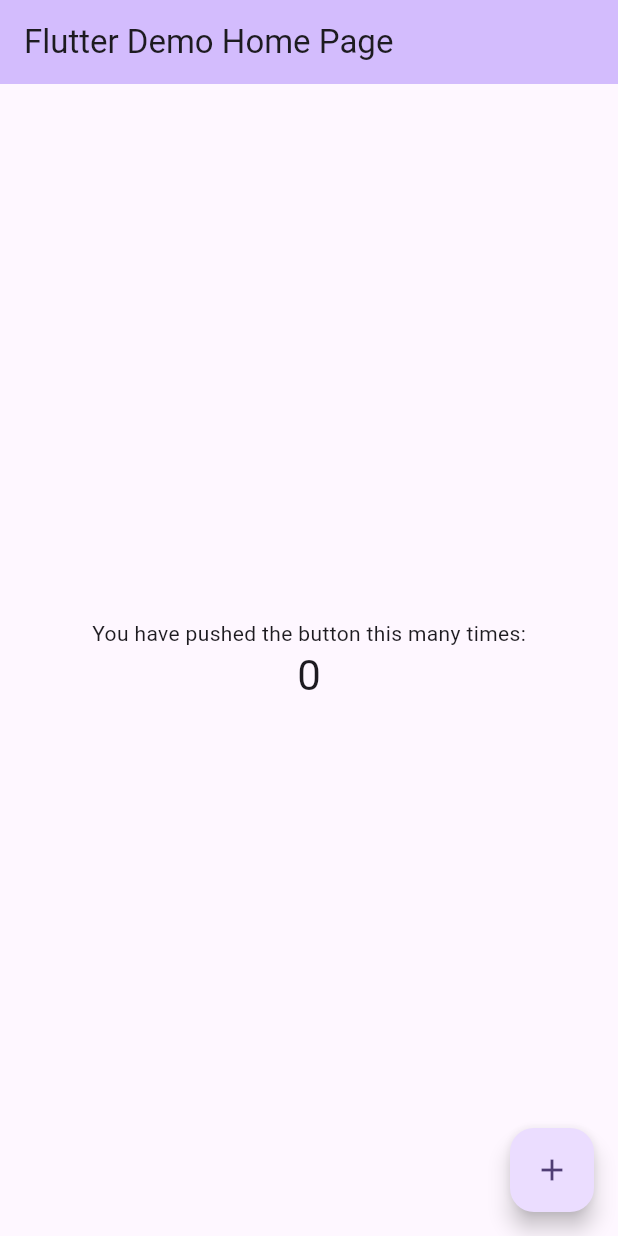
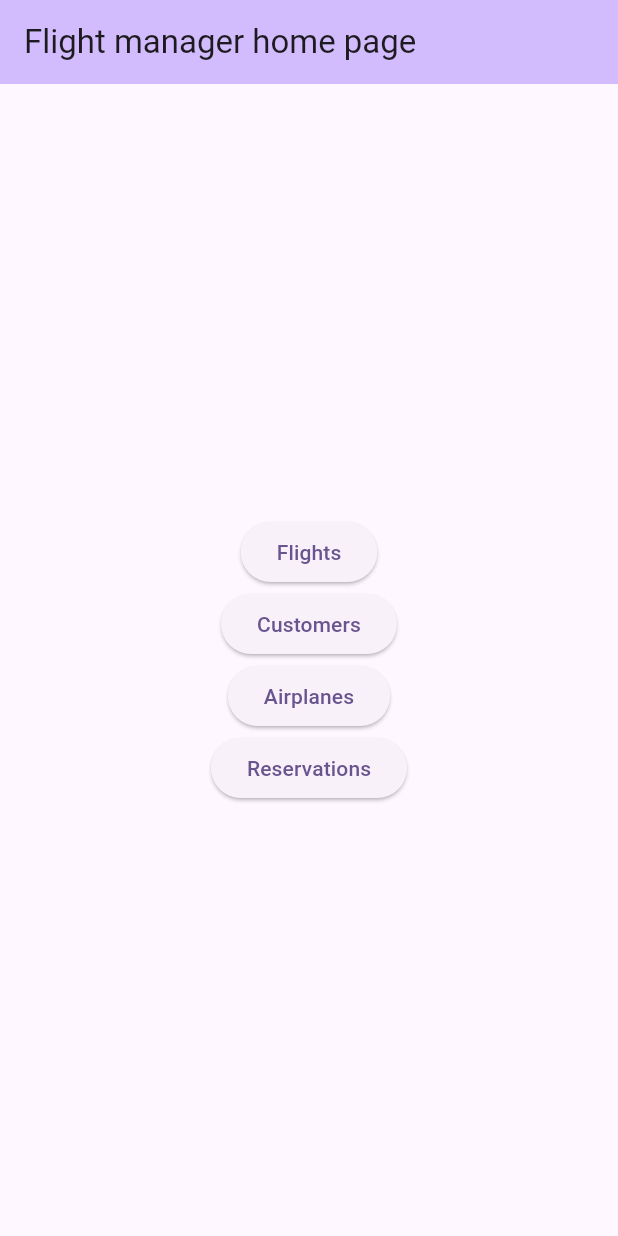
Before and after one commit to andreavisani/flight_manager, a Flutter app: the MyHomePage screen opened directly, on a phone screen of 412 x 824 dp. Run offline on Flutter 3.47's test engine with Material 3 defaults, Android fonts, the phone set to English and light mode, and no system bars; our stand-ins replace floor, sqflite; accounts and stored records are empty; generated files the repository leaves out were written again.

Commit message:
Added landing page, flight pages and created DB

```diff
--- /dev/null
+++ b/lib/Flight.dart
@@ -0,0 +1,23 @@
+import 'package:floor/floor.dart';
+import 'TypeConverter.dart';
+
+@entity
+@TypeConverters([DateTimeConverter])
+class Flight {
+  static int ID = 1;
+
+  @primaryKey
+  final int id;
+
+  final DateTime departureTime;
+  final DateTime arrivalTime;
+
+  final String departureCity;
+  final String destinationCity;
+
+  Flight(this.id, this.departureCity, this.destinationCity, this.departureTime, this.arrivalTime) {
+    if (id >= ID) {
+      ID = id + 1;
+    }
+  }
+}
--- /dev/null
+++ b/lib/FlightDAO.dart
@@ -0,0 +1,14 @@
+import 'package:flutter/cupertino.dart';
+
+import 'Flight.dart';
+import 'package:floor/floor.dart';
+
+@dao
+abstract class FlightDAO{
+
+  @insert
+  Future<void> insertFlight(Flight flight);
+
+  @delete
+  Future<int> deleteFlight(Flight flight);
+}
--- a/lib/main.dart
+++ b/lib/main.dart
@@ -1,4 +1,5 @@
 import 'package:flutter/material.dart';
+import 'FlightsPage.dart';
 
 void main() {
   runApp(const MyApp());
@@ -11,6 +12,12 @@
   @override
   Widget build(BuildContext context) {
     return MaterialApp(
+      //LIST OF ALL PAGES
+      routes: {
+        '/homePage': (context) => MyHomePage(title: 'Flight manager home page'),
+        '/flights': (context) => FlightsPage(),
+
+      },
       title: 'Flutter Demo',
       theme: ThemeData(
         // This is the theme of your application.
@@ -55,18 +62,6 @@
 }
 
 class _MyHomePageState extends State<MyHomePage> {
-  int _counter = 0;
-
-  void _incrementCounter() {
-    setState(() {
-      // This call to setState tells the Flutter framework that something has
-      // changed in this State, which causes it to rerun the build method below
-      // so that the display can reflect the updated values. If we changed
-      // _counter without calling setState(), then the build method would not be
-      // called again, and so nothing would appear to happen.
-      _counter++;
-    });
-  }
 
   @override
   Widget build(BuildContext context) {
@@ -105,21 +100,13 @@
           // wireframe for each widget.
           mainAxisAlignment: MainAxisAlignment.center,
           children: <Widget>[
-            const Text(
-              'You have pushed the button this many times:',
-            ),
-            Text(
-              '$_counter',
-              style: Theme.of(context).textTheme.headlineMedium,
-            ),
+            ElevatedButton(onPressed: () { Navigator.pushNamed(context, '/flights');} , child: Text("Flights"),),
+            ElevatedButton(onPressed: () {} , child: Text("Customers")),
+            ElevatedButton(onPressed: () {} , child: Text("Airplanes")),
+            ElevatedButton(onPressed: () {} , child: Text("Reservations")),
           ],
         ),
       ),
-      floatingActionButton: FloatingActionButton(
-        onPressed: _incrementCounter,
-        tooltip: 'Increment',
-        child: const Icon(Icons.add),
-      ), // This trailing comma makes auto-formatting nicer for build methods.
     );
   }
 }
--- a/pubspec.yaml
+++ b/pubspec.yaml
@@ -30,6 +30,8 @@ environment:
 dependencies:
   flutter:
     sdk: flutter
+  floor: ^1.5.0
+
 
 
   # The following adds the Cupertino Icons font to your application.
@@ -37,6 +39,8 @@ dependencies:
   cupertino_icons: ^1.0.6
 
 dev_dependencies:
+  floor_generator: ^1.4.0
+  build_runner: ^2.4.9
   flutter_test:
     sdk: flutter
 
```
Also changed, not shown: lib/Database.dart (added, +19 -0 lines), lib/FlightsPage.dart (added, +44 -0 lines), lib/TypeConverter.dart (added, +13 -0 lines), pubspec.lock, 1 other file.
